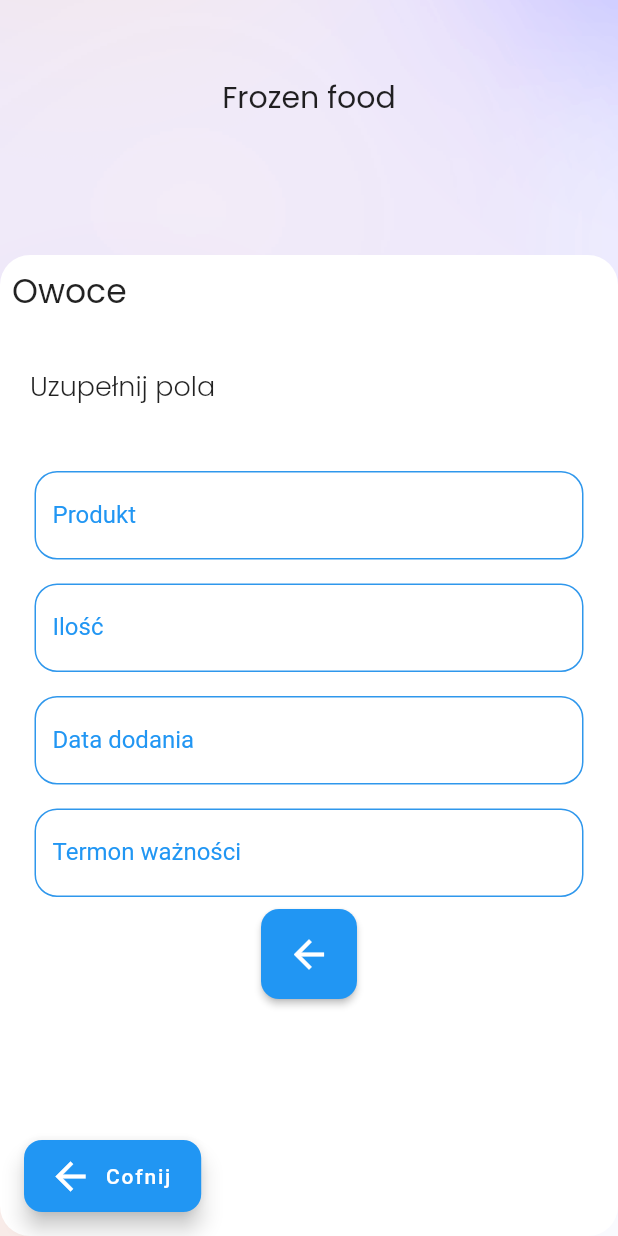
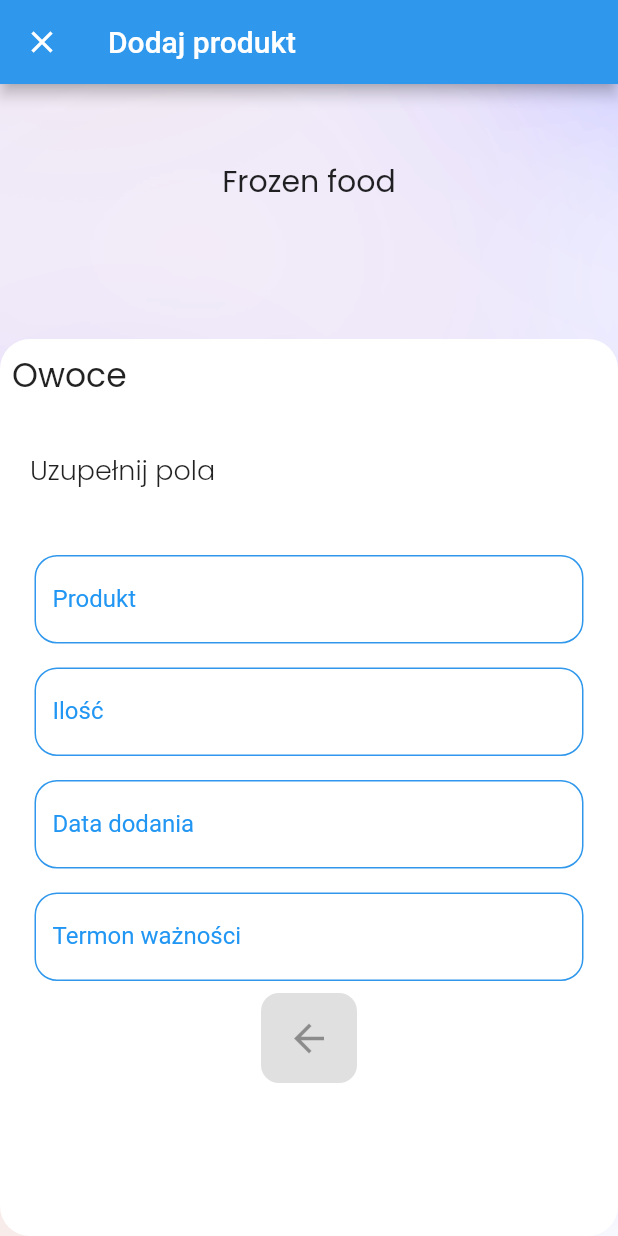
Before and after one commit to romanmatla/frozenfood23, a Flutter app: the screen it shows once a user with an empty profile is signed in, scrolled down 147 dp, after a tap on "Owoce", on a phone screen of 412 x 824 dp. Run offline on Flutter 3.47's test engine with Material 2 defaults, Android fonts, the phone set to English and light mode, and no system bars; our stand-ins replace cloud_firestore, firebase_auth, firebase_core, google_fonts; accounts and stored records are empty.

Commit message:
Add fullscreenDialog to add_product

```diff
--- a/lib/app/home/add_fruit_product/add_fruit_product_page_content.dart
+++ b/lib/app/home/add_fruit_product/add_fruit_product_page_content.dart
@@ -3,7 +3,7 @@ import 'package:flutter/material.dart';
 import 'package:google_fonts/google_fonts.dart';
 
 class AddFruitProductPageContent extends StatefulWidget {
-  AddFruitProductPageContent({
+  const AddFruitProductPageContent({
     super.key,
   });
 
@@ -25,19 +25,24 @@ class _AddFruitProductPageContentState
   @override
   Widget build(BuildContext context) {
     return Scaffold(
-      floatingActionButtonLocation: FloatingActionButtonLocation.startFloat,
-      floatingActionButton: FloatingActionButton.extended(
-        icon: const Icon(Icons.arrow_back_sharp, size: 30),
-        label: const Text('Cofnij'),
+      appBar: AppBar(
+          backgroundColor: const Color.fromARGB(255, 47, 151, 236),
+          elevation: 4,
+          title: const Text('Dodaj produkt')),
+      // fullscreenDialog: true,
+      // floatingActionButtonLocation: FloatingActionButtonLocation.miniStartTop,
+      // floatingActionButton: FloatingActionButton.extended(
+      //   icon: const Icon(Icons.arrow_back_sharp, size: 15),
+      //   label: const Text('Cofnij'),
 
-        onPressed: () {
-          Navigator.of(context).pop();
-        },
-        // child: const Icon(Icons.arrow_back_sharp, size: 30),
-        shape: RoundedRectangleBorder(
-          borderRadius: BorderRadius.circular(12),
-        ),
-      ),
+      //   onPressed: () {
+      //     Navigator.of(context).pop();
+      //   },
+      //   // child: const Icon(Icons.arrow_back_sharp, size: 30),
+      //   shape: RoundedRectangleBorder(
+      //     borderRadius: BorderRadius.circular(12),
+      //   ),
+      // ),
       backgroundColor: const Color.fromARGB(255, 245, 177, 199),
       body: Container(
         decoration: const BoxDecoration(
@@ -84,7 +89,7 @@ class _AddFruitProductPageContentState
                         ),
                       ),
                       Padding(
-                        padding: EdgeInsets.all(15.0),
+                        padding: const EdgeInsets.all(15.0),
                         child: Column(
                           children: [
                             Padding(
@@ -220,7 +225,12 @@ class _AddFruitProductPageContentState
                               ),
                             ),
                             ElevatedButton(
-                              onPressed: () {
+                              onPressed: name.isEmpty ||
+                                      dateAdded.isEmpty ||
+                                      expirationDate.isEmpty ||
+                                      quantity.isEmpty
+                                  ? null
+                                  : () {
                                       FirebaseFirestore.instance
                                           .collection('product')
                                           .add(
@@ -245,54 +255,11 @@ class _AddFruitProductPageContentState
                           ],
                         ),
                       ),
-                      // ElevatedButton(
-                      //   onPressed: () {
-                      //     FirebaseFirestore.instance.collection('product').add(
-                      //       {
-                      //         'name': name,
-                      //         'categories': 'Owoce',
-                      //         'date added': dateAdded,
-                      //         'expiration date': expirationDate,
-                      //       },
-                      //     );
-                      //   },
-                      //   style: ElevatedButton.styleFrom(
-                      //     shape: const RoundedRectangleBorder(
-                      //         borderRadius:
-                      //             BorderRadius.all(Radius.circular(12))),
-                      //     fixedSize: const Size(60, 60),
-                      //   ),
-                      //   child: const Icon(Icons.arrow_back_sharp, size: 30),
-                      // ),
                     ],
                   ),
                 ),
               ),
             ),
-            // Container(
-            //   decoration: const BoxDecoration(
-            //     color: Colors.white,
-            //   ),
-            //   child: Row(
-            //     children: [
-            //       Padding(
-            //         padding: const EdgeInsets.all(20.0),
-            //         child: ElevatedButton(
-            //           onPressed: () {
-            //             Navigator.of(context).pop();
-            //           },
-            //           style: ElevatedButton.styleFrom(
-            //             shape: const RoundedRectangleBorder(
-            //                 borderRadius:
-            //                     BorderRadius.all(Radius.circular(12))),
-            //             fixedSize: const Size(60, 60),
-            //           ),
-            //           child: const Icon(Icons.arrow_back_sharp, size: 30),
-            //         ),
-            //       ),
-            //     ],
-            //   ),
-            // )
           ],
         ),
       ),
--- a/lib/app/home/add_product/add_product_page_content.dart
+++ b/lib/app/home/add_product/add_product_page_content.dart
@@ -66,7 +66,8 @@ class AddProductPageContent extends StatelessWidget {
                               Navigator.of(context).push(
                                 MaterialPageRoute(
                                   builder: (context) =>
-                                      AddFruitProductPageContent(),
+                                      const AddFruitProductPageContent(),
+                                  fullscreenDialog: true,
                                 ),
                               );
                             },
```
Lines whose indentation alone changed are shown as unchanged.
